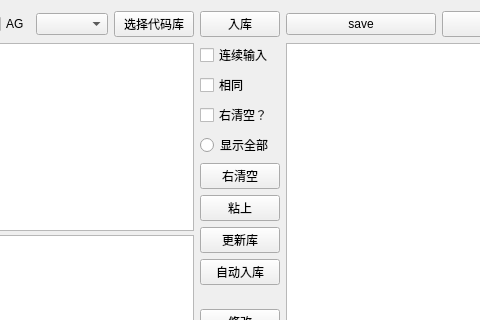
yjduoduo/auto_c_code, file auto_c_code/autoccode.ui: the form before one commit; both pictures show x 333 to 813 and y 0 to 320 of the 936 by 438 pixel window.
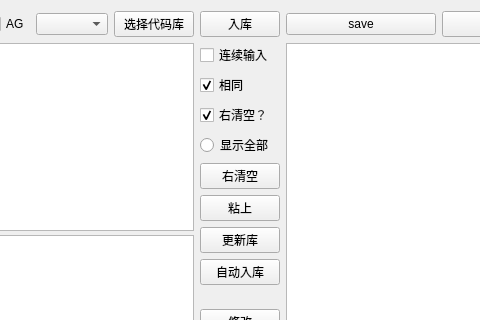
The form after the commit.

The edit to the form file:
```diff
--- a/auto_c_code/autoccode.ui
+++ b/auto_c_code/autoccode.ui
@@ -118,6 +118,9 @@
          <property name="text">
           <string>相同</string>
          </property>
+         <property name="checked">
+          <bool>true</bool>
+         </property>
         </widget>
        </item>
        <item>
@@ -125,6 +128,9 @@
          <property name="text">
           <string>右清空？</string>
          </property>
+         <property name="checked">
+          <bool>true</bool>
+         </property>
         </widget>
        </item>
        <item>
```
